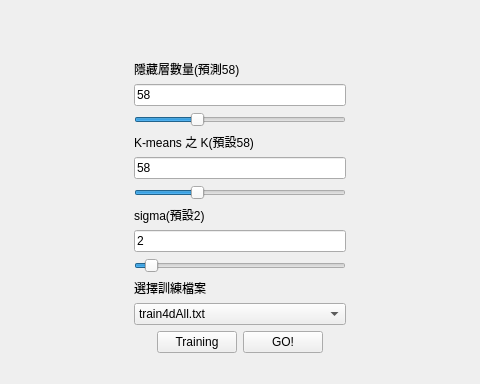
Qt form HW2/MyGUI.ui (KaiTung/NCU_111_NeuronNetwork) before a commit; both pictures show x 87 to 567 and y 374 to 758 of the 654 by 758 pixel window.
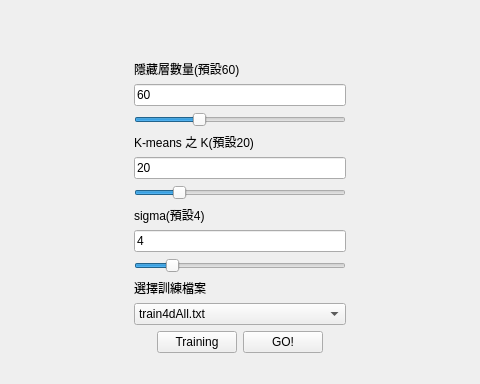
The same form after that commit.

The edit to the form file:
```diff
--- a/HW2/MyGUI.ui
+++ b/HW2/MyGUI.ui
@@ -135,7 +135,7 @@
           <item>
            <widget class="QLabel" name="label_layers">
             <property name="text">
-             <string>隱藏層數量(預測58)</string>
+             <string>隱藏層數量(預設60)</string>
             </property>
            </widget>
           </item>
@@ -145,7 +145,7 @@
              <enum>Qt::ClickFocus</enum>
             </property>
             <property name="text">
-             <string>58</string>
+             <string>60</string>
             </property>
            </widget>
           </item>
@@ -158,7 +158,7 @@
              <number>200</number>
             </property>
             <property name="value">
-             <number>58</number>
+             <number>60</number>
             </property>
             <property name="orientation">
              <enum>Qt::Horizontal</enum>
@@ -168,7 +168,7 @@
           <item>
            <widget class="QLabel" name="label_k">
             <property name="text">
-             <string>K-means 之 K(預設58)</string>
+             <string>K-means 之 K(預設20)</string>
             </property>
            </widget>
           </item>
@@ -178,7 +178,7 @@
              <enum>Qt::ClickFocus</enum>
             </property>
             <property name="text">
-             <string>58</string>
+             <string>20</string>
             </property>
            </widget>
           </item>
@@ -188,10 +188,10 @@
              <number>1</number>
             </property>
             <property name="maximum">
-             <number>200</number>
+             <number>100</number>
             </property>
             <property name="value">
-             <number>58</number>
+             <number>20</number>
             </property>
             <property name="orientation">
              <enum>Qt::Horizontal</enum>
@@ -201,7 +201,7 @@
           <item>
            <widget class="QLabel" name="label_sigma">
             <property name="text">
-             <string>sigma(預設2)</string>
+             <string>sigma(預設4)</string>
             </property>
            </widget>
           </item>
@@ -211,7 +211,7 @@
              <enum>Qt::ClickFocus</enum>
             </property>
             <property name="text">
-             <string>2</string>
+             <string>4</string>
             </property>
            </widget>
           </item>
@@ -224,7 +224,7 @@
              <number>20</number>
             </property>
             <property name="value">
-             <number>2</number>
+             <number>4</number>
             </property>
             <property name="orientation">
              <enum>Qt::Horizontal</enum>
```
